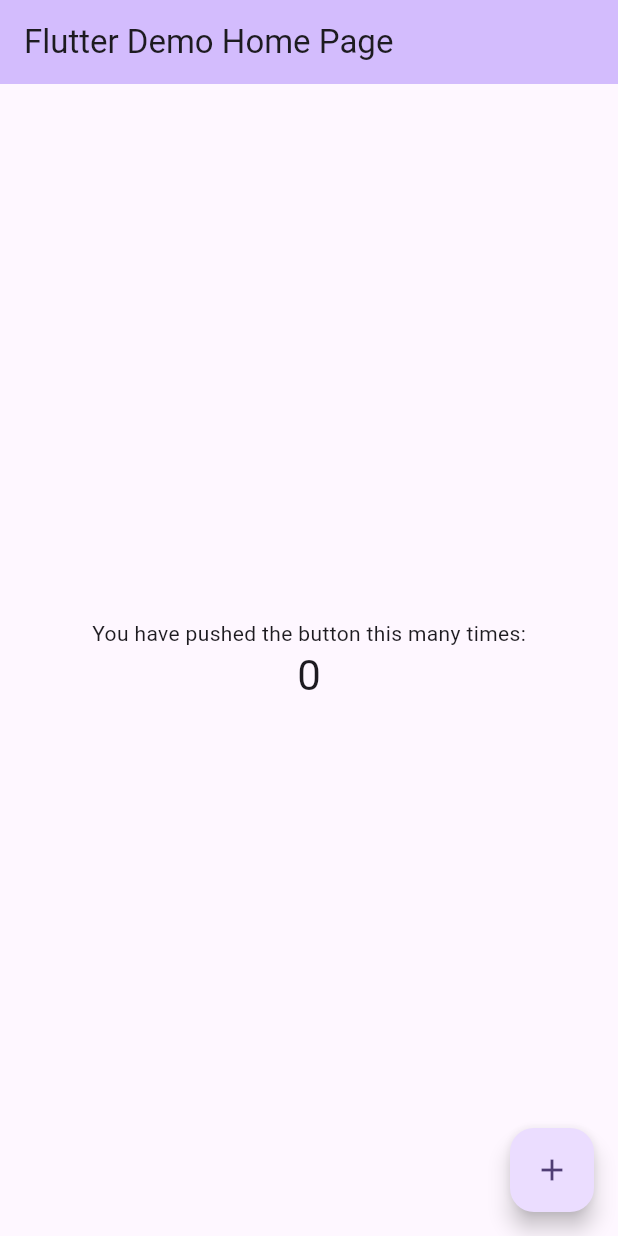
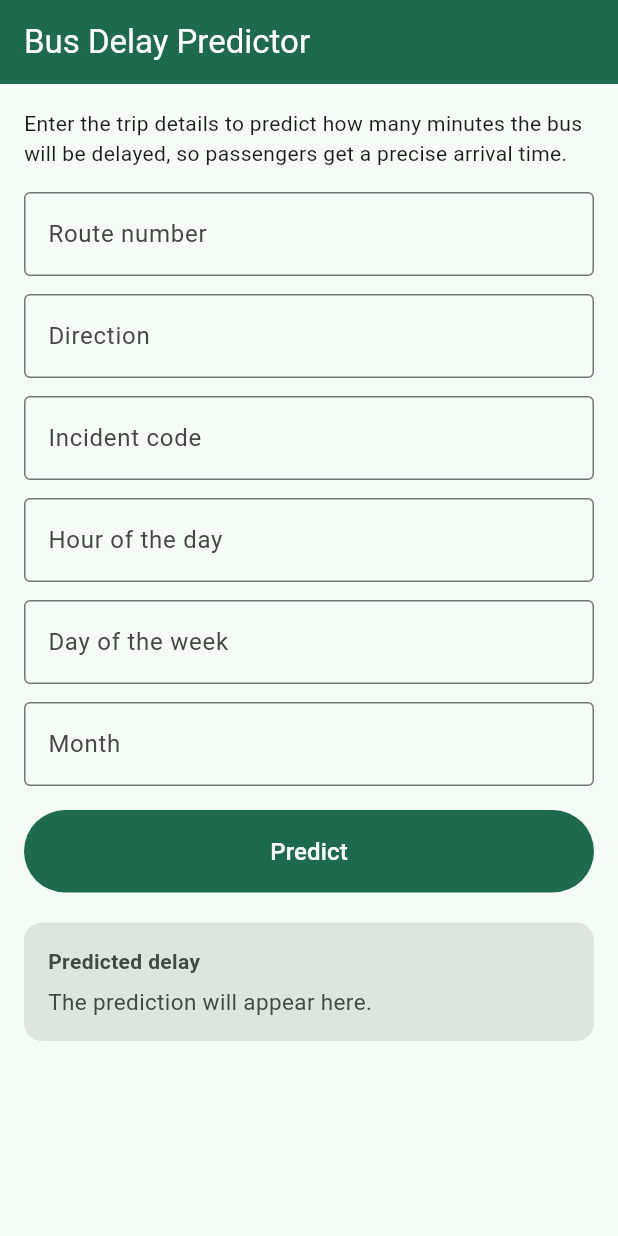
Before and after one commit to Byiringiro-saaad/linear_regression_model, a Flutter app: the screen it shows after launch, on a phone screen of 412 x 824 dp. Run offline on Flutter 3.47's test engine with Material 3 defaults, Android fonts, the phone set to English and light mode, and no system bars.

Commit message:
bus delay prediction page

```diff
--- a/summative/FlutterApp/lib/main.dart
+++ b/summative/FlutterApp/lib/main.dart
@@ -1,122 +1,285 @@
+import 'dart:async';
+import 'dart:convert';
+import 'dart:io';
+
 import 'package:flutter/material.dart';
+import 'package:http/http.dart' as http;
 
-void main() {
-  runApp(const MyApp());
-}
+/// Live prediction endpoint of the Bus Delay Prediction API on Render.
+const String predictUrl =
+    'https://bus-delay-prediction-api.onrender.com/predict';
 
-class MyApp extends StatelessWidget {
-  const MyApp({super.key});
+void main() => runApp(const BusDelayApp());
 
-  // This widget is the root of your application.
+class BusDelayApp extends StatelessWidget {
+  const BusDelayApp({super.key});
+
   @override
   Widget build(BuildContext context) {
     return MaterialApp(
-      title: 'Flutter Demo',
+      title: 'Bus Delay Predictor',
+      debugShowCheckedModeBanner: false,
       theme: ThemeData(
-        // This is the theme of your application.
-        //
-        // TRY THIS: Try running your application with "flutter run". You'll see
-        // the application has a purple toolbar. Then, without quitting the app,
-        // try changing the seedColor in the colorScheme below to Colors.green
-        // and then invoke "hot reload" (save your changes or press the "hot
-        // reload" button in a Flutter-supported IDE, or press "r" if you used
-        // the command line to start the app).
-        //
-        // Notice that the counter didn't reset back to zero; the application
-        // state is not lost during the reload. To reset the state, use hot
-        // restart instead.
-        //
-        // This works for code too, not just values: Most code changes can be
-        // tested with just a hot reload.
-        colorScheme: .fromSeed(seedColor: Colors.deepPurple),
+        colorScheme: ColorScheme.fromSeed(seedColor: const Color(0xFF0B6E4F)),
+        inputDecorationTheme: const InputDecorationTheme(
+          border: OutlineInputBorder(),
+        ),
       ),
-      home: const MyHomePage(title: 'Flutter Demo Home Page'),
+      home: const PredictionPage(),
     );
   }
 }
 
-class MyHomePage extends StatefulWidget {
-  const MyHomePage({super.key, required this.title});
+/// One input field: the JSON key the API expects, its label and a hint.
+class InputSpec {
+  const InputSpec(this.key, this.label, this.hint, {this.isNumber = true});
 
-  // This widget is the home page of your application. It is stateful, meaning
-  // that it has a State object (defined below) that contains fields that affect
-  // how it looks.
+  final String key;
+  final String label;
+  final String hint;
+  final bool isNumber;
+}
 
-  // This class is the configuration for the state. It holds the values (in this
-  // case the title) provided by the parent (in this case the App widget) and
-  // used by the build method of the State. Fields in a Widget subclass are
-  // always marked "final".
+const List<InputSpec> inputs = [
+  InputSpec('route_number', 'Route number', '1 to 999, e.g. 29'),
+  InputSpec('direction', 'Direction', 'N, S, E or W', isNumber: false),
+  InputSpec('incident_code', 'Incident code', 'e.g. MFDV (on diversion)',
+      isNumber: false),
+  InputSpec('hour', 'Hour of the day', '0 to 23, e.g. 8'),
+  InputSpec('day_of_week', 'Day of the week', '0 = Monday ... 6 = Sunday'),
+  InputSpec('month', 'Month', '1 to 12'),
+];
 
-  final String title;
+class PredictionPage extends StatefulWidget {
+  const PredictionPage({super.key});
 
   @override
-  State<MyHomePage> createState() => _MyHomePageState();
+  State<PredictionPage> createState() => _PredictionPageState();
 }
 
-class _MyHomePageState extends State<MyHomePage> {
-  int _counter = 0;
+class _PredictionPageState extends State<PredictionPage> {
+  final Map<String, TextEditingController> _controllers = {
+    for (final spec in inputs) spec.key: TextEditingController(),
+  };
 
-  void _incrementCounter() {
+  bool _loading = false;
+  String? _result; // predicted delay, shown in the result area
+  String? _error; // readable error message, shown instead of a result
+
+  @override
+  void dispose() {
+    for (final controller in _controllers.values) {
+      controller.dispose();
+    }
+    super.dispose();
+  }
+
+  /// Reads the fields and builds the JSON body. Returns null and sets
+  /// [_error] when a field is empty or a number field is not a whole number.
+  /// Ranges and allowed codes are checked by the API itself.
+  Map<String, Object>? _readInputs() {
+    final body = <String, Object>{};
+    for (final spec in inputs) {
+      final text = _controllers[spec.key]!.text.trim();
+      if (text.isEmpty) {
+        _error = 'Please fill in "${spec.label}".';
+        return null;
+      }
+      if (spec.isNumber) {
+        final value = int.tryParse(text);
+        if (value == null) {
+          _error = '"${spec.label}" must be a whole number (${spec.hint}).';
+          return null;
+        }
+        body[spec.key] = value;
+      } else {
+        body[spec.key] = text.toUpperCase();
+      }
+    }
+    return body;
+  }
+
+  Future<void> _predict() async {
+    FocusScope.of(context).unfocus();
     setState(() {
-      // This call to setState tells the Flutter framework that something has
-      // changed in this State, which causes it to rerun the build method below
-      // so that the display can reflect the updated values. If we changed
-      // _counter without calling setState(), then the build method would not be
-      // called again, and so nothing would appear to happen.
-      _counter++;
+      _result = null;
+      _error = null;
     });
+
+    final body = _readInputs();
+    if (body == null) {
+      setState(() {});
+      return;
+    }
+
+    setState(() => _loading = true);
+    try {
+      // the free Render service sleeps when idle and can take up to a
+      // minute to wake up, so the timeout is generous
+      final response = await http
+          .post(
+            Uri.parse(predictUrl),
+            headers: {'Content-Type': 'application/json'},
+            body: jsonEncode(body),
+          )
+          .timeout(const Duration(seconds: 90));
+
+      final data = jsonDecode(response.body);
+      if (response.statusCode == 200) {
+        final minutes = (data['predicted_delay_minutes'] as num).toDouble();
+        _result = '${minutes.toStringAsFixed(1)} minutes';
+      } else if (response.statusCode == 422) {
+        _error = _validationMessage(data);
+      } else {
+        _error = 'The server returned an error (${response.statusCode}). '
+            'Please try again.';
+      }
+    } on TimeoutException {
+      _error = 'The server took too long to answer. It may be waking up, '
+          'please try again in a moment.';
+    } on SocketException {
+      _error = 'No internet connection. Check your connection and try again.';
+    } catch (_) {
+      _error = 'Something went wrong while contacting the server. '
+          'Please try again.';
+    } finally {
+      if (mounted) setState(() => _loading = false);
+    }
+  }
+
+  /// Turns the API's 422 validation response into one line per bad field,
+  /// e.g. "Hour of the day: Input should be less than or equal to 23".
+  String _validationMessage(dynamic data) {
+    final details = data is Map ? data['detail'] : null;
+    if (details is! List || details.isEmpty) {
+      return 'Some values are not valid. Please check the fields.';
+    }
+    final lines = <String>[];
+    for (final item in details) {
+      final loc = item['loc'];
+      final key = loc is List && loc.isNotEmpty ? loc.last.toString() : '';
+      final spec = inputs.where((s) => s.key == key);
+      final label = spec.isEmpty ? key : spec.first.label;
+      var message = item['msg'].toString();
+      if (key == 'incident_code' && message.startsWith('Input should be')) {
+        message = 'unknown code. Use a code such as MFDV, MFUS, EFO or OTHER';
+      }
+      lines.add('$label: $message');
+    }
+    return lines.toSet().join('\n');
   }
 
   @override
   Widget build(BuildContext context) {
-    // This method is rerun every time setState is called, for instance as done
-    // by the _incrementCounter method above.
-    //
-    // The Flutter framework has been optimized to make rerunning build methods
-    // fast, so that you can just rebuild anything that needs updating rather
-    // than having to individually change instances of widgets.
+    final theme = Theme.of(context);
+
     return Scaffold(
       appBar: AppBar(
-        // TRY THIS: Try changing the color here to a specific color (to
-        // Colors.amber, perhaps?) and trigger a hot reload to see the AppBar
-        // change color while the other colors stay the same.
-        backgroundColor: Theme.of(context).colorScheme.inversePrimary,
-        // Here we take the value from the MyHomePage object that was created by
-        // the App.build method, and use it to set our appbar title.
-        title: Text(widget.title),
+        title: const Text('Bus Delay Predictor'),
+        backgroundColor: theme.colorScheme.primary,
+        foregroundColor: theme.colorScheme.onPrimary,
       ),
-      body: Center(
-        // Center is a layout widget. It takes a single child and positions it
-        // in the middle of the parent.
-        child: Column(
-          // Column is also a layout widget. It takes a list of children and
-          // arranges them vertically. By default, it sizes itself to fit its
-          // children horizontally, and tries to be as tall as its parent.
-          //
-          // Column has various properties to control how it sizes itself and
-          // how it positions its children. Here we use mainAxisAlignment to
-          // center the children vertically; the main axis here is the vertical
-          // axis because Columns are vertical (the cross axis would be
-          // horizontal).
-          //
-          // TRY THIS: Invoke "debug painting" (choose the "Toggle Debug Paint"
-          // action in the IDE, or press "p" in the console), to see the
-          // wireframe for each widget.
-          mainAxisAlignment: .center,
+      body: SafeArea(
+        child: ListView(
+          padding: const EdgeInsets.all(16),
           children: [
-            const Text('You have pushed the button this many times:'),
             Text(
-              '$_counter',
-              style: Theme.of(context).textTheme.headlineMedium,
+              'Enter the trip details to predict how many minutes the bus '
+              'will be delayed, so passengers get a precise arrival time.',
+              style: theme.textTheme.bodyMedium,
             ),
+            const SizedBox(height: 16),
+            for (final spec in inputs) ...[
+              TextField(
+                controller: _controllers[spec.key],
+                keyboardType:
+                    spec.isNumber ? TextInputType.number : TextInputType.text,
+                textCapitalization: TextCapitalization.characters,
+                textInputAction: spec == inputs.last
+                    ? TextInputAction.done
+                    : TextInputAction.next,
+                onSubmitted: spec == inputs.last ? (_) => _predict() : null,
+                decoration: InputDecoration(
+                  labelText: spec.label,
+                  hintText: spec.hint,
+                ),
+              ),
+              const SizedBox(height: 12),
+            ],
+            const SizedBox(height: 4),
+            FilledButton(
+              onPressed: _loading ? null : _predict,
+              style: FilledButton.styleFrom(
+                padding: const EdgeInsets.symmetric(vertical: 16),
+              ),
+              child: _loading
+                  ? const SizedBox(
+                      height: 20,
+                      width: 20,
+                      child: CircularProgressIndicator(strokeWidth: 2),
+                    )
+                  : const Text('Predict', style: TextStyle(fontSize: 16)),
+            ),
+            const SizedBox(height: 20),
+            _ResultArea(result: _result, error: _error),
           ],
         ),
-      ),
-      floatingActionButton: FloatingActionButton(
-        onPressed: _incrementCounter,
-        tooltip: 'Increment',
-        child: const Icon(Icons.add),
       ),
     );
   }
 }
+
+/// Shows the predicted delay, an error message, or a short placeholder.
+class _ResultArea extends StatelessWidget {
+  const _ResultArea({required this.result, required this.error});
+
+  final String? result;
+  final String? error;
+
+  @override
+  Widget build(BuildContext context) {
+    final scheme = Theme.of(context).colorScheme;
+    final isError = error != null;
+    final hasResult = result != null && !isError;
+
+    final Color background;
+    final Color foreground;
+    if (isError) {
+      background = scheme.errorContainer;
+      foreground = scheme.onErrorContainer;
+    } else if (hasResult) {
+      background = scheme.primaryContainer;
+      foreground = scheme.onPrimaryContainer;
+    } else {
+      background = scheme.surfaceContainerHighest;
+      foreground = scheme.onSurfaceVariant;
+    }
+
+    return Container(
+      width: double.infinity,
+      padding: const EdgeInsets.all(16),
+      decoration: BoxDecoration(
+        color: background,
+        borderRadius: BorderRadius.circular(12),
+      ),
+      child: Column(
+        crossAxisAlignment: CrossAxisAlignment.start,
+        children: [
+          Text(
+            isError ? 'Could not predict' : 'Predicted delay',
+            style: TextStyle(color: foreground, fontWeight: FontWeight.w600),
+          ),
+          const SizedBox(height: 6),
+          Text(
+            error ?? result ?? 'The prediction will appear here.',
+            style: TextStyle(
+              color: foreground,
+              fontSize: hasResult ? 28 : 15,
+              fontWeight: hasResult ? FontWeight.bold : FontWeight.normal,
+            ),
+          ),
+        ],
+      ),
+    );
+  }
+}
```
Also changed, not shown: 3 other files.
